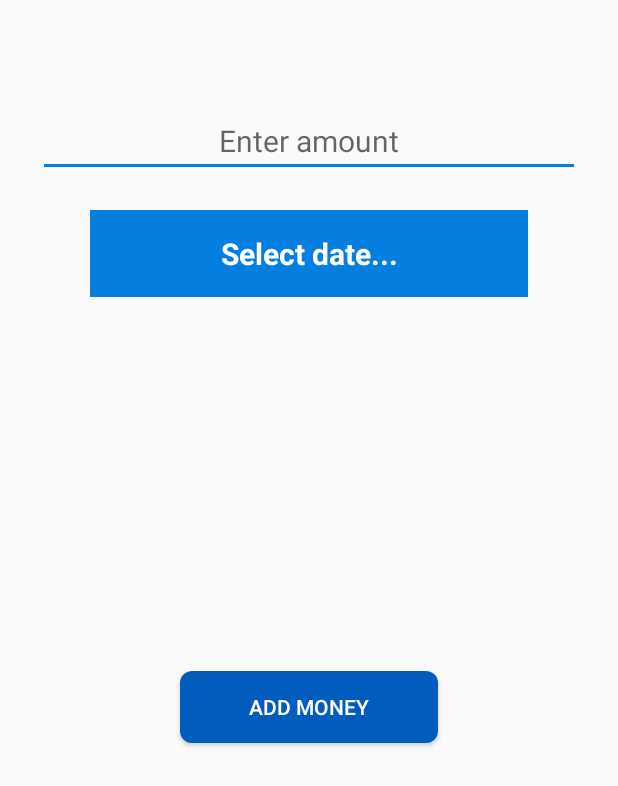
After one commit to kali-physi-hacker/Cashflow-Android, an Android app: the AddSavings screen opened directly, with no data from a screen before it, on a phone screen of 412 x 824 dp. The commit adds this screen. Shown: the top 786 px of the screen. Run offline under Robolectric (Android 15) with nearby library versions, the phone set to English and light mode, and no system bars; our stand-ins replace Volley.

Commit message:
Kali: Recent Commits

```diff
--- a/app/src/main/AndroidManifest.xml
+++ b/app/src/main/AndroidManifest.xml
@@ -11,6 +11,7 @@
         android:roundIcon="@mipmap/ic_launcher_round"
         android:supportsRtl="true"
         android:theme="@style/AppTheme">
+        <activity android:name=".AddSavings"></activity>
         <activity
             android:name=".IntroActivity"
             android:label="IntroActivity">
--- /dev/null
+++ b/app/src/main/java/com/example/cashflow/AddSavings.java
@@ -0,0 +1,104 @@
+package com.example.cashflow;
+
+import androidx.annotation.ColorInt;
+import androidx.appcompat.app.AppCompatActivity;
+
+import android.app.DatePickerDialog;
+import android.os.Bundle;
+import android.util.Log;
+import android.view.View;
+import android.widget.Button;
+import android.widget.DatePicker;
+import android.widget.EditText;
+import android.widget.TextView;
+
+import com.android.volley.Request;
+import com.android.volley.Response;
+import com.android.volley.VolleyError;
+import com.android.volley.toolbox.StringRequest;
+
+import java.util.Calendar;
+import java.util.HashMap;
+import java.util.Map;
+
+public class AddSavings extends AppCompatActivity {
+
+    private Button addMoneyBtn;
+
+    private EditText amount;
+    private TextView dateTextView;
+
+    @Override
+    protected void onCreate(Bundle savedInstanceState) {
+        super.onCreate(savedInstanceState);
+        setContentView(R.layout.activity_add_savings);
+
+        amount = findViewById(R.id.amount_edit_text);
+        dateTextView = findViewById(R.id.for_date_text_view);
+
+        addMoneyBtn = findViewById(R.id.add_money_btn);
+
+        dateTextView.setOnClickListener(new View.OnClickListener() {
+            @Override
+            public void onClick(View v) {
+                final Calendar c = Calendar.getInstance();
+                final int mYear = c.get(Calendar.YEAR);
+                final int mMonth = c.get(Calendar.MONTH);
+                final int mDay = c.get(Calendar.DAY_OF_MONTH);
+                DatePickerDialog datePickerDialog = new DatePickerDialog(AddSavings.this,
+                        new DatePickerDialog.OnDateSetListener() {
+                            @Override
+                            public void onDateSet(DatePicker view, int year, int month, int dayOfMonth) {
+                                String date = ""+dayOfMonth+"/"+(month+1)+"/"+year;
+                                dateTextView.setText(date);
+                                dateTextView.setTextColor(getResources().getColor(R.color.white));
+                            }
+                        }, mYear, mMonth, mDay);
+                // datePickerDialog.set
+                datePickerDialog.show();
+            }
+        });
+
+        addMoneyBtn.setOnClickListener(new View.OnClickListener() {
+            @Override
+            public void onClick(View v) {
+                addMoney();
+            }
+        });
+    }
+
+    private Boolean validate() {
+        return amount.getText() != null;
+    }
+
+    private void addMoney() {
+        if (validate()) {
+            final int amnt = Integer.parseInt(amount.getText().toString());
+            final String date = dateTextView.getText().toString();
+
+            StringRequest postRequest = new StringRequest(Request.Method.POST, CONSTANTS.URL,
+                    new Response.Listener<String>() {
+                        @Override
+                        public void onResponse(String response) {
+                            Log.d("Response", response);
+                        }
+                    },
+                    new Response.ErrorListener() {
+                        @Override
+                        public void onErrorResponse(VolleyError error) {
+                            Log.d("Error Response", error.toString());
+                        }
+                    }){
+                    @Override
+                    protected Map<String, String> getParams() {
+                        Map<String, String> params = new HashMap<String, String>();
+                        params.put("date", date);
+                        params.put("amount", ""+amnt);
+                        return params;
+                    }
+
+            };
+
+        }
+    }
+}
--- /dev/null
+++ b/app/src/main/java/com/example/cashflow/CONSTANTS.java
@@ -0,0 +1,5 @@
+package com.example.cashflow;
+
+public class CONSTANTS {
+    public static final String URL = "http://192.168.43.188:8000/susu/savingsEntry/api/";
+}
--- /dev/null
+++ b/app/src/main/res/drawable/savings_stat_bt.xml
@@ -0,0 +1,5 @@
+<?xml version="1.0" encoding="utf-8"?>
+<shape xmlns:android="http://schemas.android.com/apk/res/android">
+    <corners android:radius="8dp" />
+    <solid android:color="@color/colorDarkGray" />
+</shape>
--- /dev/null
+++ b/app/src/main/res/layout/activity_add_savings.xml
@@ -0,0 +1,59 @@
+<?xml version="1.0" encoding="utf-8"?>
+<androidx.constraintlayout.widget.ConstraintLayout xmlns:android="http://schemas.android.com/apk/res/android"
+    xmlns:app="http://schemas.android.com/apk/res-auto"
+    xmlns:tools="http://schemas.android.com/tools"
+    android:layout_width="match_parent"
+    android:layout_height="match_parent"
+    tools:context=".AddSavings">
+
+    <EditText
+        android:id="@+id/amount_edit_text"
+        android:layout_width="match_parent"
+        android:layout_height="wrap_content"
+        android:layout_marginStart="25dp"
+        android:layout_marginTop="70dp"
+        android:layout_marginEnd="25dp"
+        android:backgroundTint="@color/colorPrimary"
+        android:hint="Enter amount"
+        android:inputType="numberDecimal"
+        android:textAlignment="center"
+        android:textSize="20sp"
+        app:layout_constraintEnd_toEndOf="parent"
+        app:layout_constraintStart_toEndOf="parent"
+        app:layout_constraintStart_toStartOf="parent"
+        app:layout_constraintTop_toTopOf="parent" />
+
+    <TextView
+        android:id="@+id/for_date_text_view"
+        android:layout_width="match_parent"
+        android:layout_height="wrap_content"
+        android:layout_marginStart="60dp"
+        android:layout_marginTop="70dp"
+        android:layout_marginEnd="60dp"
+        android:background="@color/colorPrimary"
+        android:hint="Select date..."
+        android:gravity="center"
+        android:padding="15dp"
+        android:textAlignment="center"
+        android:textColorHint="#fff"
+        android:textSize="20sp"
+        android:textStyle="bold"
+        app:layout_constraintEnd_toEndOf="parent"
+        app:layout_constraintStart_toEndOf="parent"
+        app:layout_constraintStart_toStartOf="parent"
+        app:layout_constraintTop_toTopOf="@id/amount_edit_text" />
+
+
+    <Button
+        android:id="@+id/add_money_btn"
+        android:layout_width="match_parent"
+        android:layout_height="wrap_content"
+        android:layout_margin="120sp"
+        android:background="@drawable/savings_tot_btn_3"
+        android:text="Add Money"
+        android:textColor="@color/white"
+        app:layout_constraintBottom_toBottomOf="parent"
+        app:layout_constraintTop_toBottomOf="@+id/amount_edit_text"
+        tools:layout_editor_absoluteX="0dp" />
+
+</androidx.constraintlayout.widget.ConstraintLayout>
--- a/app/src/main/res/layout/app_bar_main.xml
+++ b/app/src/main/res/layout/app_bar_main.xml
@@ -32,7 +32,7 @@
         app:backgroundTint="@color/colorPrimary"
         android:backgroundTint="@color/colorPrimary"
         android:background="@color/colorPrimary"
-        android:id="@+id/fab"
+        android:id="@+id/action_button"
         android:layout_width="wrap_content"
         android:layout_height="wrap_content"
         android:layout_gravity="bottom|end"
--- a/app/src/main/res/values/colors.xml
+++ b/app/src/main/res/values/colors.xml
@@ -3,6 +3,7 @@
     <color name="colorPrimary">#047EDF</color>
     <color name="colorPrimaryDark">#025CBD</color>
     <color name="colorDarkBlue">#3F3D56</color>
+    <color name="colorDarkGray">#78909C</color>
     <color name="colorAccent">#D81B60</color>
     <color name="white">#FFFFFF</color>
     <color name="colorSnowWhite">#FFFAFA</color>
--- a/app/src/main/res/values/styles.xml
+++ b/app/src/main/res/values/styles.xml
@@ -5,7 +5,7 @@
         <!-- Customize your theme here. -->
         <item name="colorPrimary">@color/colorPrimary</item>
         <item name="colorPrimaryDark">@color/colorPrimaryDark</item>
-        <item name="colorAccent">@color/colorAccent</item>
+        <item name="colorAccent">@color/colorPrimary</item>
     </style>
 
     <style name="calendarFontStyle">
--- a/build.gradle
+++ b/build.gradle
@@ -7,7 +7,7 @@ buildscript {
 
     }
     dependencies {
-        classpath 'com.android.tools.build:gradle:3.6.0'
+        classpath 'com.android.tools.build:gradle:3.6.2'
 
         // NOTE: Do not place your application dependencies here; they belong
         // in the individual module build.gradle files
```
Also changed, not shown: app/src/main/java/com/example/cashflow/MainActivity.java (+8 -8 lines), app/src/main/java/com/example/cashflow/ui/savings/SavingsFragment.java (+49 -11 lines), app/src/main/res/layout/fragment_savings.xml (+56 -21 lines).
